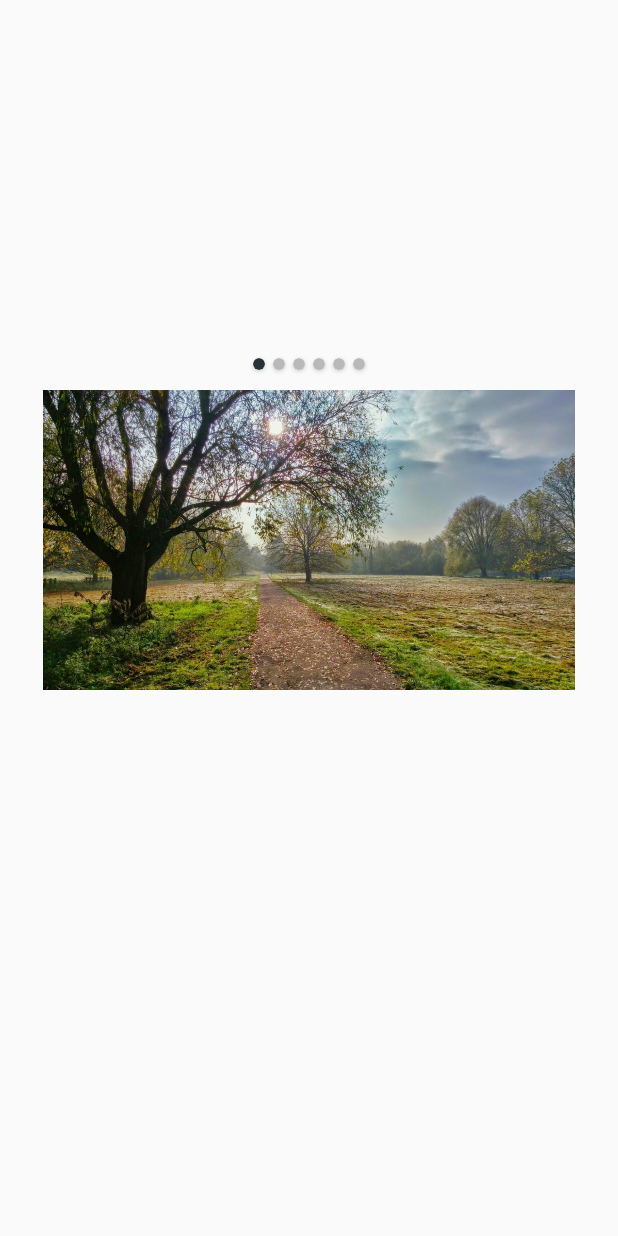
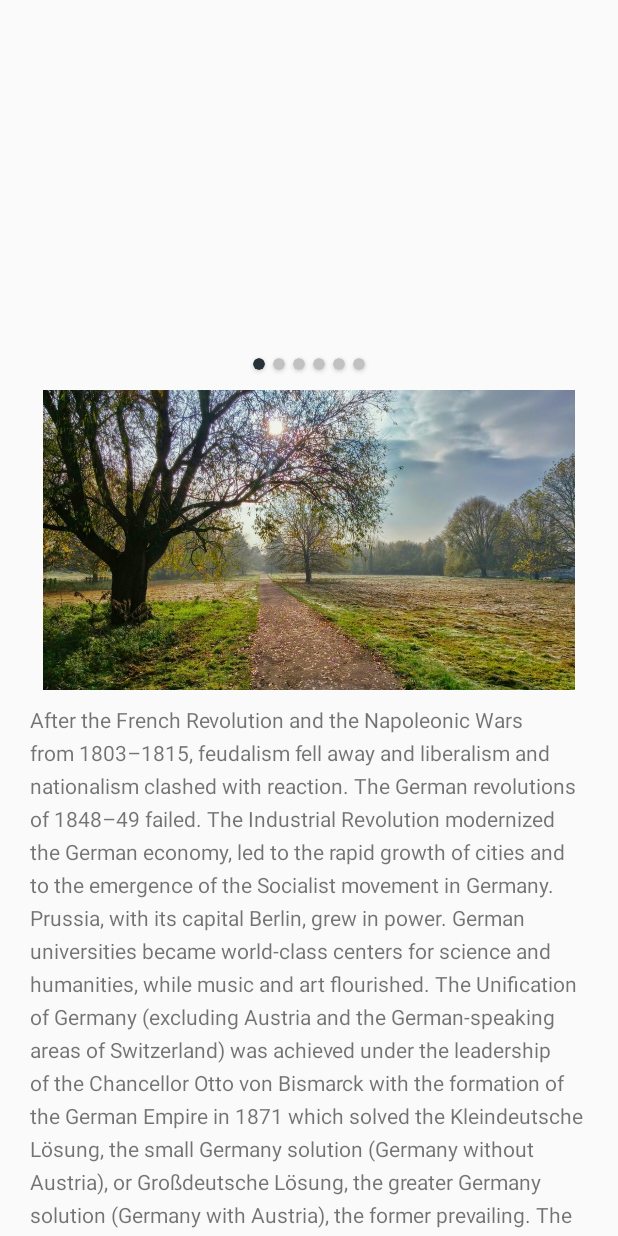
Before and after one commit to hoangcuongdev/SliderView, an Android app: the screen it shows after launch (MainActivity), on a phone screen of 412 x 824 dp. Run offline under Robolectric (Android 15) with nearby library versions, the phone set to English and light mode, and no system bars; pictures from the network do not load.

Commit message:
scroll with scale anim added

```diff
--- a/app/src/main/java/carousel/uz/mukhammadakbar/imagecarousel/MainActivity.kt
+++ b/app/src/main/java/carousel/uz/mukhammadakbar/imagecarousel/MainActivity.kt
@@ -2,16 +2,26 @@ package carousel.uz.mukhammadakbar.imagecarousel
 
 import android.os.Bundle
 import android.support.v4.content.ContextCompat
+import android.support.v4.widget.NestedScrollView
 import android.support.v7.app.AppCompatActivity
+import android.util.Log
+import android.view.View
+import android.view.animation.Animation
 import kotlinx.android.synthetic.main.activity_main.*
+import android.view.animation.ScaleAnimation
+
+
 
 class MainActivity : AppCompatActivity() {
+
+    var isScrolled = false
 
     override fun onCreate(savedInstanceState: Bundle?) {
         super.onCreate(savedInstanceState)
         setContentView(R.layout.activity_main)
         initCarousel()
         initCarousels()
+        carousel.attachToScrollView(nestedScrollView)
     }
 
     private fun initCarousel() {
--- a/app/src/main/res/layout/activity_main.xml
+++ b/app/src/main/res/layout/activity_main.xml
@@ -1,24 +1,46 @@
 <?xml version="1.0" encoding="utf-8"?>
-<LinearLayout xmlns:android="http://schemas.android.com/apk/res/android"
+<android.support.v4.widget.NestedScrollView
+    xmlns:android="http://schemas.android.com/apk/res/android"
     xmlns:app="http://schemas.android.com/apk/res-auto"
-    android:orientation="vertical"
+    android:id="@+id/nestedScrollView"
     android:layout_width="match_parent"
-    android:layout_height="match_parent">
+    android:layout_height="match_parent"
+    android:orientation="vertical">
+
+    <RelativeLayout
+        android:layout_width="wrap_content"
+        android:layout_height="wrap_content"
+        android:orientation="vertical">
 
         <carousel.uz.mukhammadakbar.SliderView
             android:id="@+id/carousel"
             android:layout_width="match_parent"
             android:layout_height="240dp"
             android:layout_marginTop="20dp"
-        app:sliderHeight="200dp"
+            android:layout_centerHorizontal="true"
             app:dotsDefaultColor="#c1c1c1"
             app:dotsSelectedColor="#263238"
+            app:dotsPadding="3dp"
             app:dotsRadius="4dp"
-        app:dotsPadding="3dp"/>
+            app:sliderHeight="200dp" />
 
         <carousel.uz.mukhammadakbar.TouchImageView
+            android:id="@+id/img"
+            android:layout_below="@+id/carousel"
             android:layout_width="match_parent"
             android:layout_height="200dp"
-        app:srcCompat="@drawable/nature1"/>
+            app:srcCompat="@drawable/nature1" />
 
-</LinearLayout>
+        <android.support.v7.widget.AppCompatTextView
+            android:layout_below="@id/img"
+            android:layout_width="wrap_content"
+            android:layout_height="wrap_content"
+            android:layout_marginLeft="20dp"
+            android:layout_marginRight="20dp"
+            android:layout_marginTop="10dp"
+            android:lineSpacingExtra="6sp"
+            android:text="After the French Revolution and the Napoleonic Wars from 1803–1815, feudalism fell away and liberalism and nationalism clashed with reaction. The German revolutions of 1848–49 failed. The Industrial Revolution modernized the German economy, led to the rapid growth of cities and to the emergence of the Socialist movement in Germany. Prussia, with its capital Berlin, grew in power. German universities became world-class centers for science and humanities, while music and art flourished. The Unification of Germany (excluding Austria and the German-speaking areas of Switzerland) was achieved under the leadership of the Chancellor Otto von Bismarck with the formation of the German Empire in 1871 which solved the Kleindeutsche Lösung, the small Germany solution (Germany without Austria), or Großdeutsche Lösung, the greater Germany solution (Germany with Austria), the former prevailing. The new Reic" />
+
+    </RelativeLayout>
+
+</android.support.v4.widget.NestedScrollView>
--- /dev/null
+++ b/sliderView/src/main/java/carousel/uz/mukhammadakbar/DotsView.kt
@@ -0,0 +1,86 @@
+package carousel.uz.mukhammadakbar
+
+import android.content.Context
+import android.support.v4.content.ContextCompat
+import android.support.v7.widget.CardView
+import android.util.AttributeSet
+import android.util.Log
+import android.view.Gravity
+import android.widget.LinearLayout
+import carousel.uz.mukhammadakbar.lib.R
+
+class DotsView : LinearLayout {
+
+    private val dots: ArrayList<CardView> = ArrayList()
+
+    private var defaultColor: Int = 0
+
+    private var selectedColor: Int = 0
+    private var dotsPadding: Float = 0f
+    private var dotsRadius: Float = 0f
+    private var count: Int = 0
+
+    constructor(context: Context):super(context)
+
+    constructor(context: Context, attrs: AttributeSet?):super(context, attrs)
+
+    constructor(context: Context,
+                defaultColor: Int?,
+                selectedColor: Int?,
+                dotsRadius: Float?,
+                dotsPadding: Float?): super(context) {
+        this.defaultColor = defaultColor?: ContextCompat.getColor(context, R.color.default_dots_color)
+        this.selectedColor = selectedColor?: ContextCompat.getColor(context, R.color.selected_dots_color)
+        this.dotsRadius = dotsRadius?: 10f
+        this.dotsPadding = dotsPadding?: 10f
+        init(context, null)
+    }
+
+    private fun init(context: Context, attrs: AttributeSet?) {
+        orientation = LinearLayout.HORIZONTAL
+    }
+
+    fun selectDot(index: Int) {
+        dots.mapIndexed { item, view -> view.setCardBackgroundColor(setColor(index == item)) }
+    }
+
+    private fun setColor(isSelected: Boolean): Int {
+        return if (isSelected) selectedColor else defaultColor
+    }
+
+    fun addDots(count: Int) {
+        this.count = count
+        for (i in 0 until count) {
+            if (dots.size >= count) return
+            val dot = CardView(context).apply {
+                radius = dotsRadius
+                setCardBackgroundColor(defaultColor)
+            }
+
+            val params = LinearLayout.LayoutParams(
+                    2 * dotsRadius.toInt(),
+                    2 * dotsRadius.toInt())
+                    .apply {
+                        gravity = Gravity.CENTER
+                        setMargins(dotsPadding.toInt(), 10, dotsPadding.toInt(), 10)
+                    }
+            addView(dot, params)
+            dots.add(dot)
+        }
+        invalidate()
+        selectDot(0)
+        Log.d("dotsCount", "$count: ${dots.size}")
+        Log.d("dotsRadius", "dotsR: $dotsRadius")
+    }
+
+    @Deprecated(message = "this method will be optimized, permanently use this method")
+    fun changeDotsColor(defaultColor: Int? = null, selectedColor: Int? = null){
+        if (selectedColor != null) this.selectedColor = selectedColor
+        if (defaultColor != null) {
+            this.defaultColor = defaultColor
+            dots.map { it.setCardBackgroundColor(defaultColor) }
+        }
+        selectDot(0)
+        invalidate()
+    }
+}
--- a/sliderView/src/main/java/carousel/uz/mukhammadakbar/SliderView.kt
+++ b/sliderView/src/main/java/carousel/uz/mukhammadakbar/SliderView.kt
@@ -4,49 +4,49 @@ import android.content.Context
 import android.graphics.drawable.Drawable
 import android.support.v4.content.ContextCompat
 import android.support.v4.view.ViewPager
-import android.support.v7.widget.CardView
+import android.support.v4.widget.NestedScrollView
 import android.util.AttributeSet
 import android.util.Log
-import android.view.Gravity
+import android.view.View
 import android.view.ViewGroup
-import android.widget.LinearLayout
+import android.view.animation.Animation
+import android.view.animation.ScaleAnimation
 import android.widget.RelativeLayout
 import carousel.uz.mukhammadakbar.lib.R
 
 class SliderView : RelativeLayout {
 
     private val viewpager = ViewPager(context)
-    private val linear = LinearLayout(context)
+    private lateinit var dotsLayout : DotsView
     private var pagerAdapter: ViewPagerAdapter = ViewPagerAdapter(context)
-    private val dots: ArrayList<CardView> = ArrayList()
+    private lateinit var nestedScrollView: NestedScrollView
     private var sliderHeight: Float? = null
-    private var defaultColor: Int? = null
-    private var selectedColor: Int? = null
-    private var dotsRadius: Float? = null
-    private var dotsPadding: Float? = null
+    private var isScrolled = false
+    var DURATION = 400.toLong()
+    var SCALE_X: Float = 0.8f
+    var SCALE_Y: Float = 0.8f
 
+    constructor(context: Context)
+            : super(context) { init(context, null) }
 
-    constructor(context: Context) : super(context) { init(context, null) }
-
-    constructor(context: Context, attrs: AttributeSet) : super(context, attrs) {
-        Log.d("attr", attrs.toString())
-
-        init(context, attrs)
-    }
+    constructor(context: Context, attrs: AttributeSet)
+            : super(context, attrs) { init(context, attrs) }
 
     private fun init(context: Context, attrs: AttributeSet?) {
         if (attrs != null) {
             val a = context.obtainStyledAttributes(attrs, R.styleable.SliderView)
             sliderHeight = a.getDimension(R.styleable.SliderView_sliderHeight, ViewGroup.LayoutParams.MATCH_PARENT.toFloat())
-            dotsRadius = a.getDimension(R.styleable.SliderView_dotsRadius, 10f)
-            dotsPadding = a.getDimension(R.styleable.SliderView_dotsPadding, 10f)
-            defaultColor = a.getColor(R.styleable.SliderView_dotsDefaultColor, ContextCompat.getColor(context, R.color.default_dots_color))
-            selectedColor = a.getColor(R.styleable.SliderView_dotsSelectedColor, ContextCompat.getColor(context, R.color.default_dots_color))
+            dotsLayout = DotsView(
+                    context,
+                    dotsRadius = a.getDimension(R.styleable.SliderView_dotsRadius, 10f),
+                    dotsPadding = a.getDimension(R.styleable.SliderView_dotsPadding, 10f),
+                    defaultColor = a.getColor(R.styleable.SliderView_dotsDefaultColor, ContextCompat.getColor(context, R.color.default_dots_color)),
+                    selectedColor = a.getColor(R.styleable.SliderView_dotsSelectedColor, ContextCompat.getColor(context, R.color.default_dots_color)))
             a.recycle()
         }
 
         addViewPager()
-        addIndicatorLayout()
+        addDotsLayout()
         initViewpagerListener()
     }
 
@@ -58,8 +58,8 @@ class SliderView : RelativeLayout {
         viewpager.offscreenPageLimit = 5
     }
 
-    private fun addIndicatorLayout() {
-        linear.layoutParams = RelativeLayout
+    private fun addDotsLayout() {
+        dotsLayout.layoutParams = RelativeLayout
                 .LayoutParams(
                         ViewGroup.LayoutParams.WRAP_CONTENT,
                         ViewGroup.LayoutParams.WRAP_CONTENT)
@@ -68,8 +68,7 @@ class SliderView : RelativeLayout {
                     addRule(RelativeLayout.CENTER_HORIZONTAL)
                     bottomMargin = 10
                 }
-        linear.orientation = LinearLayout.HORIZONTAL
-        addView(linear)
+        addView(dotsLayout)
         invalidate()
     }
 
@@ -78,60 +77,47 @@ class SliderView : RelativeLayout {
             override fun onPageScrolled(position: Int, positionOffset: Float, positionOffsetPixels: Int) {}
 
             override fun onPageSelected(position: Int) {
-                selectDot(position)
+                dotsLayout.selectDot(position)
             }
 
             override fun onPageScrollStateChanged(state: Int) {}
         })
     }
 
-    private fun addDots() {
-        for (i in 0 until pagerAdapter.count) {
-            if (dots.size >= pagerAdapter.count) return
-            val dot = CardView(context)
-            dot.radius = dotsRadius?:10f
-            dot.setCardBackgroundColor(ContextCompat.getColor(context, R.color.default_dots_color))
-
-            val params = LinearLayout.LayoutParams(
-                    2*(dotsRadius?:10f).toInt(),
-                    2*(dotsRadius?:10f).toInt())
-                    .apply { gravity = Gravity.CENTER
-                    setMargins(dotsPadding?.toInt()?: 10,10,dotsPadding?.toInt()?:10,10)}
-            linear.addView(dot, params)
-            dots.add(dot)
-        }
+    fun addImage(drawable: Drawable?=null,imageUrl: String?=null ,imageUrls: ArrayList<String>? =null){
+        pagerAdapter.addImage(drawable, imageUrl, imageUrls)
+        viewpager.adapter = pagerAdapter
+        dotsLayout.addDots(pagerAdapter.count)
         invalidate()
-        this.toString()
-        selectDot(0)
     }
 
-    fun selectDot(idx: Int) {
-        for (i in 0 until pagerAdapter.count) {
-            val colorId = if (i == idx) {
-                selectedColor?: ContextCompat.getColor(context, R.color.selected_dots_color)
-            } else {
-                defaultColor?: ContextCompat.getColor(context, R.color.default_dots_color)
+    fun attachToScrollView(scrollView: NestedScrollView){
+        nestedScrollView = scrollView
+        initScrollingListener()
+    }
+
+    private fun initScrollingListener() {
+        nestedScrollView.setOnScrollChangeListener { nestedScrollView: NestedScrollView?, x: Int, y: Int, oldX: Int, oldY: Int ->
+            if (y - oldY > 0 && !isScrolled){ // scroll to bottom
+                scaleView(this, 1f, SCALE_X, 1f, SCALE_Y)
+                isScrolled = true
             }
-            dots[i].setCardBackgroundColor(colorId)
+            if(y - oldY < 0 && isScrolled){ // scroll to top
+                scaleView(this,  SCALE_X, 1f, SCALE_Y, 1f)
+                isScrolled = false
+            }
         }
     }
 
-    fun addImage(drawable: Drawable?=null,imageUrl: String?=null ,imageUrls: ArrayList<String>? =null){
-        pagerAdapter.addImage(drawable, imageUrl, imageUrls)
-        viewpager.adapter = pagerAdapter
-        addDots()
-    }
-
-    fun changeDotsColor(defaultColor: Int? = null, selectedColor: Int? = null){
-        this.defaultColor = defaultColor
-        this.selectedColor = selectedColor
-
-        if (defaultColor != null) {
-            dots.map {
-                it.setCardBackgroundColor(defaultColor)
-            }
-        }
-        selectDot(0)
-        invalidate()
+    private fun scaleView(v: View, startScaleX: Float, endScaleX: Float,
+                          startScaleY: Float, endScaleY: Float) {
+        val anim = ScaleAnimation(
+                startScaleY, endScaleY, // Start and end values for the X axis scaling
+                startScaleX, endScaleX, // Start and end values for the Y axis scaling
+                Animation.RELATIVE_TO_SELF, 0.5f, // Pivot point of X scaling
+                Animation.RELATIVE_TO_SELF, 0.5f) // Pivot point of Y scaling
+        anim.fillAfter = true // Needed to keep the result of the animation
+        anim.duration = DURATION
+        v.startAnimation(anim)
     }
 }
--- a/sliderView/src/main/res/layout/item_viewpager.xml
+++ /dev/null
@@ -1,14 +0,0 @@
-<?xml version="1.0" encoding="utf-8"?>
-<LinearLayout xmlns:android="http://schemas.android.com/apk/res/android"
-    android:orientation="vertical"
-    android:layout_width="wrap_content"
-    android:layout_height="wrap_content">
-
-    <android.support.v7.widget.AppCompatImageView
-        android:id="@+id/imageView"
-        android:scaleType="fitCenter"
-        android:layout_gravity="center"
-        android:layout_width="wrap_content"
-        android:layout_height="wrap_content" />
-
-</LinearLayout>
```
Lines whose indentation alone changed are shown as unchanged.
